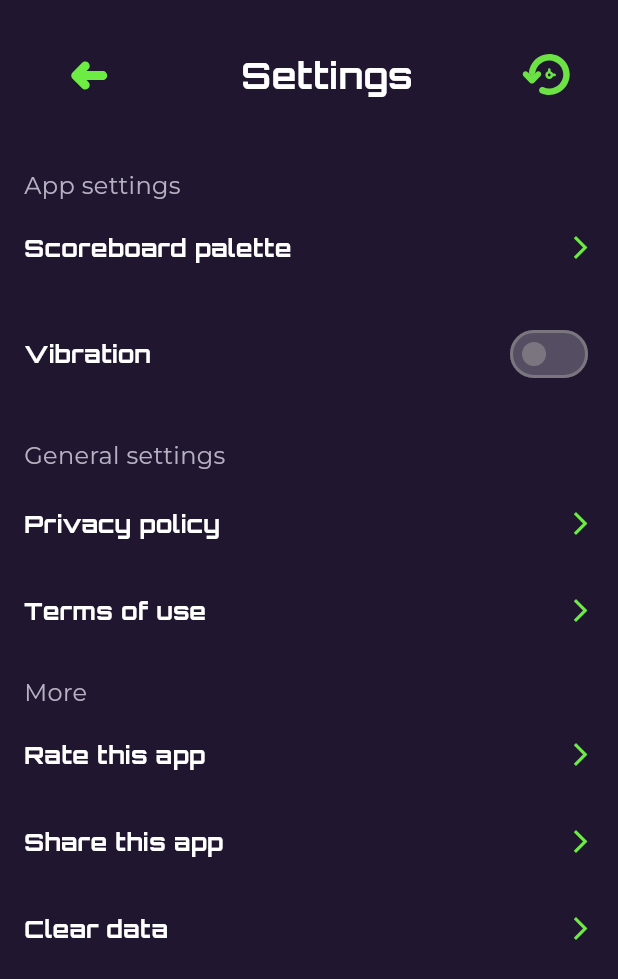
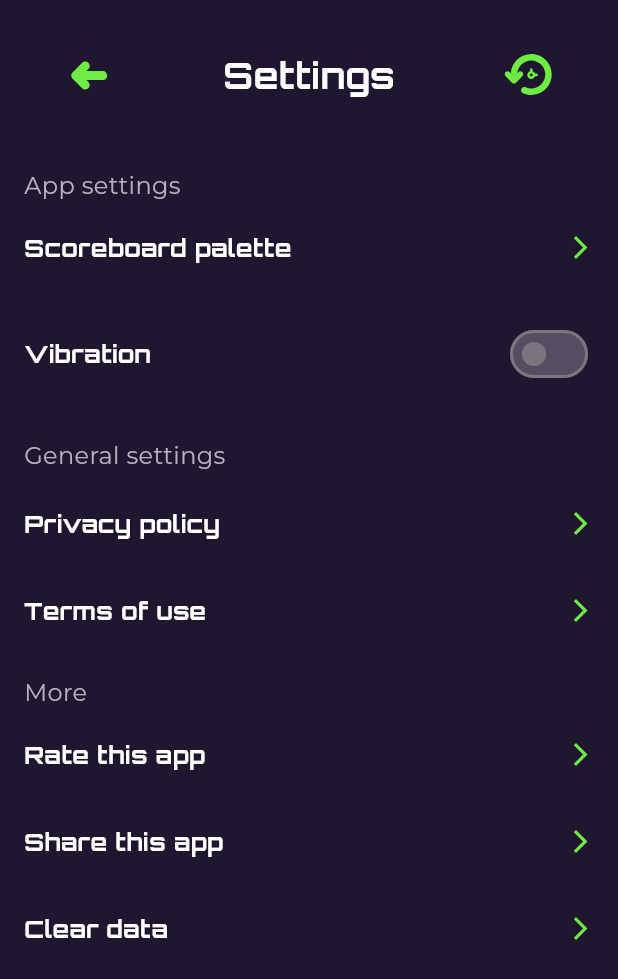
Before and after one commit to CursedOrig/score_counter_app, a Flutter app: the SettingsPage screen opened directly, on a phone screen of 412 x 824 dp. Shown: the top 979 px of the screen. Run offline on Flutter 3.47's test engine with Material 3 defaults, Android fonts, the phone set to English and light mode, and no system bars; our stand-ins replace device_info_plus, flutter_svg, loading_indicator, shared_preferences; accounts and stored records are empty.

Commit message:
REFACTOR settings_app_bar.dart

```diff
--- a/lib/widgets/settings_app_bar.dart
+++ b/lib/widgets/settings_app_bar.dart
@@ -1,6 +1,4 @@
 import 'package:flutter/material.dart';
-import 'package:flutter_svg/flutter_svg.dart';
-import 'package:game_score_counter/main.dart';
 import 'package:game_score_counter/res/app_res.dart';
 import 'package:game_score_counter/widgets/multi_icon.dart';
 
@@ -10,7 +8,8 @@ class SettingsAppBar extends StatelessWidget implements PreferredSizeWidget {
 
   const SettingsAppBar({
     super.key,
-    required this.title, required this.hasActions,
+    required this.title,
+    required this.hasActions,
   });
 
   @override
@@ -24,23 +23,32 @@ class SettingsAppBar extends StatelessWidget implements PreferredSizeWidget {
         children: <Widget>[
           SizedBox(height: MediaQuery.of(context).padding.top),
           const SizedBox(height: 20),
-          Padding(
-            padding: const EdgeInsets.symmetric(horizontal: 16.0),
-            child: SizedBox(
+          SizedBox(
             width: 361,
             child: Row(
               mainAxisAlignment: MainAxisAlignment.spaceBetween,
               children: <Widget>[
-                  MultiIcon(asset: AppIcons.icBack, isBorderEnabled: false, onTap: () {
+                MultiIcon(
+                  asset: AppIcons.icBack,
+                  isBorderEnabled: false,
+                  onTap: () {
                     Navigator.of(context).pop();
-                  },),
+                  },
+                ),
                 Text(
                   title,
                   style: AppTypo.headerL,
                 ),
-                  hasActions ? SvgPicture.asset(AppIcons.icHistory) : SizedBox(width: 44,),
+                hasActions
+                    ? MultiIcon(
+                        asset: AppIcons.icHistory,
+                        isBorderEnabled: false,
+                        onTap: () {},
+                      )
+                    : const SizedBox(
+                        width: 44,
+                      ),
               ],
-              ),
             ),
           ),
         ],
--- a/lib/widgets/settings_page_body.dart
+++ b/lib/widgets/settings_page_body.dart
@@ -64,12 +64,12 @@ class _SettingsPageBodyState extends State<SettingsPageBody> {
             style: AppTypo.body3.copyWith(color: AppColors.textSecondary),
           ),
         ),
-        SizedBox(height: 4),
+        const SizedBox(height: 4),
         _SettingsListItem(
           title: 'Scoreboard palette',
           onTap: () {},
         ),
-        SizedBox(
+        const SizedBox(
           height: 4,
         ),
         _SettingsListItem(
@@ -96,10 +96,10 @@ class _SettingsPageBodyState extends State<SettingsPageBody> {
             style: AppTypo.body3.copyWith(color: AppColors.textSecondary),
           ),
         ),
-        SizedBox(
+        const SizedBox(
           height: 4,
         ),
-        SizedBox(
+        const SizedBox(
           height: 4,
         ),
         _SettingsListItem(
@@ -107,12 +107,12 @@ class _SettingsPageBodyState extends State<SettingsPageBody> {
           onTap: () {
             Navigator.of(context).push(
               MaterialPageRoute(
-                builder: (context) => PrivacyAndTermsPage(title: 'Privacy policy',),
+                builder: (context) => const PrivacyAndTermsPage(title: 'Privacy policy',),
               ),
             );
           },
         ),
-        SizedBox(
+        const SizedBox(
           height: 4,
         ),
         _SettingsListItem(
@@ -120,7 +120,7 @@ class _SettingsPageBodyState extends State<SettingsPageBody> {
           onTap: () {
             Navigator.of(context).push(
               MaterialPageRoute(
-                builder: (context) => PrivacyAndTermsPage(title: 'Terms of use'),
+                builder: (context) => const PrivacyAndTermsPage(title: 'Terms of use'),
               ),
             );
           },
@@ -135,21 +135,21 @@ class _SettingsPageBodyState extends State<SettingsPageBody> {
             style: AppTypo.body3.copyWith(color: AppColors.textSecondary),
           ),
         ),
-        SizedBox(
+        const SizedBox(
           height: 4,
         ),
         _SettingsListItem(
           title: 'Rate this app',
           onTap: () {},
         ),
-        SizedBox(
+        const SizedBox(
           height: 4,
         ),
         _SettingsListItem(
           title: 'Share this app',
           onTap: () {},
         ),
-        SizedBox(
+        const SizedBox(
           height: 4,
         ),
         _SettingsListItem(
```
Lines whose indentation alone changed are shown as unchanged.
